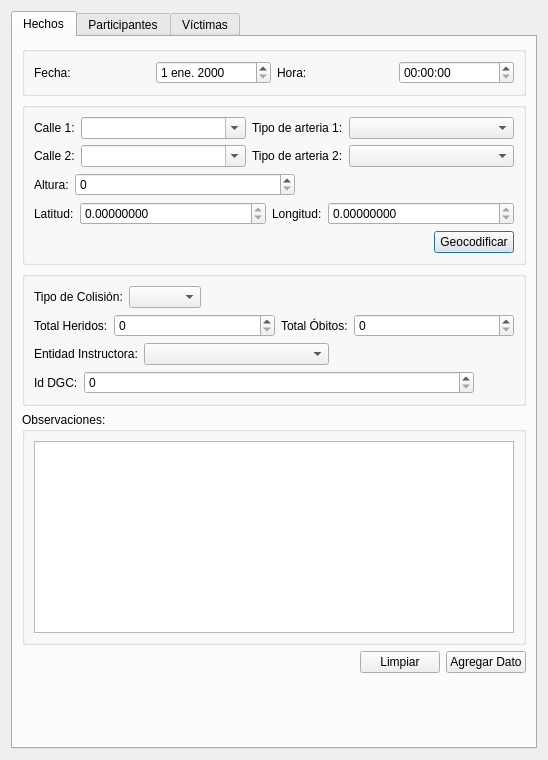
IvanBodnar/feu, file designer/gui_feu.ui: the form before one commit.
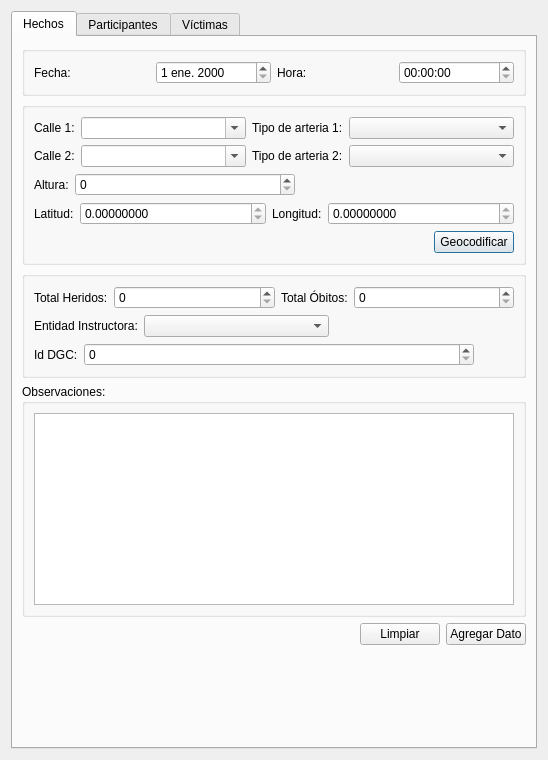
The form after the commit.

Commit message: Borrado tipo de colision

```diff
--- a/designer/gui_feu.ui
+++ b/designer/gui_feu.ui
@@ -286,39 +286,6 @@
           <string/>
          </property>
          <layout class="QVBoxLayout" name="verticalLayout_9">
-          <item>
-           <layout class="QHBoxLayout" name="horizontalLayout_4">
-            <item>
-             <widget class="QLabel" name="label_10">
-              <property name="sizePolicy">
-               <sizepolicy hsizetype="Maximum" vsizetype="Preferred">
-                <horstretch>0</horstretch>
-                <verstretch>0</verstretch>
-               </sizepolicy>
-              </property>
-              <property name="text">
-               <string>Tipo de Colisión:</string>
-              </property>
-             </widget>
-            </item>
-            <item>
-             <widget class="QComboBox" name="tipoColision_comboBox"/>
-            </item>
-            <item>
-             <spacer name="horizontalSpacer_9">
-              <property name="orientation">
-               <enum>Qt::Horizontal</enum>
-              </property>
-              <property name="sizeHint" stdset="0">
-               <size>
-                <width>40</width>
-                <height>20</height>
-               </size>
-              </property>
-             </spacer>
-            </item>
-           </layout>
-          </item>
           <item>
            <layout class="QHBoxLayout" name="horizontalLayout_5">
             <item>
```
The commit also changes 4 other files.
